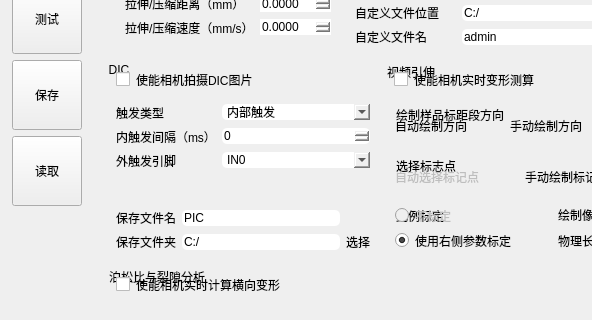
Mr-tang0/MINIMTS, file MainUI/mainwidget.ui: the form before one commit; both pictures show x 0 to 592 and y 180 to 500 of the 1128 by 766 pixel window.
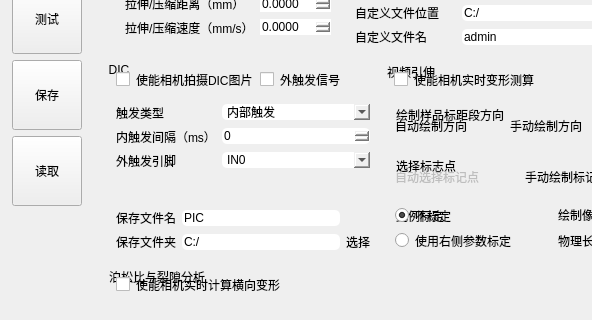
The form after the commit. Custom widgets are drawn as their Qt base class.

Patch:
```diff
--- a/MainUI/mainwidget.ui
+++ b/MainUI/mainwidget.ui
@@ -893,6 +893,12 @@
              <layout class="QHBoxLayout" name="horizontalLayout_12">
               <item>
                <widget class="QGroupBox" name="projectDIC">
+                <property name="minimumSize">
+                 <size>
+                  <width>250</width>
+                  <height>0</height>
+                 </size>
+                </property>
                 <property name="title">
                  <string>DIC</string>
                 </property>
@@ -900,11 +906,28 @@
                  <item row="0" column="0">
                   <layout class="QVBoxLayout" name="verticalLayout_3">
                    <item>
-                    <widget class="QCheckBox" name="DICEnable">
-                     <property name="text">
-                      <string>使能相机拍摄DIC图片</string>
-                     </property>
-                    </widget>
+                    <layout class="QHBoxLayout" name="horizontalLayout_18">
+                     <item>
+                      <widget class="QCheckBox" name="DICEnable">
+                       <property name="text">
+                        <string>使能相机拍摄DIC图片</string>
+                       </property>
+                       <attribute name="buttonGroup">
+                        <string notr="true">DICTriggrBtns</string>
+                       </attribute>
+                      </widget>
+                     </item>
+                     <item>
+                      <widget class="QCheckBox" name="DICTriggrEnable">
+                       <property name="text">
+                        <string>外触发信号</string>
+                       </property>
+                       <attribute name="buttonGroup">
+                        <string notr="true">DICTriggrBtns</string>
+                       </attribute>
+                      </widget>
+                     </item>
+                    </layout>
                    </item>
                    <item>
                     <widget class="Line" name="line_2">
@@ -1300,13 +1323,13 @@
                           <item>
                            <widget class="QRadioButton" name="radioButton">
                             <property name="enabled">
-                             <bool>false</bool>
+                             <bool>true</bool>
                             </property>
                             <property name="text">
                              <string>不标定</string>
                             </property>
                             <property name="checked">
-                             <bool>false</bool>
+                             <bool>true</bool>
                             </property>
                             <attribute name="buttonGroup">
                              <string notr="true">lengthOkBtns</string>
@@ -1319,7 +1342,7 @@
                              <string>使用右侧参数标定</string>
                             </property>
                             <property name="checked">
-                             <bool>true</bool>
+                             <bool>false</bool>
                             </property>
                             <attribute name="buttonGroup">
                              <string notr="true">lengthOkBtns</string>
```
Left out of the diff: 15 changed lines with no effect on the pictures.
